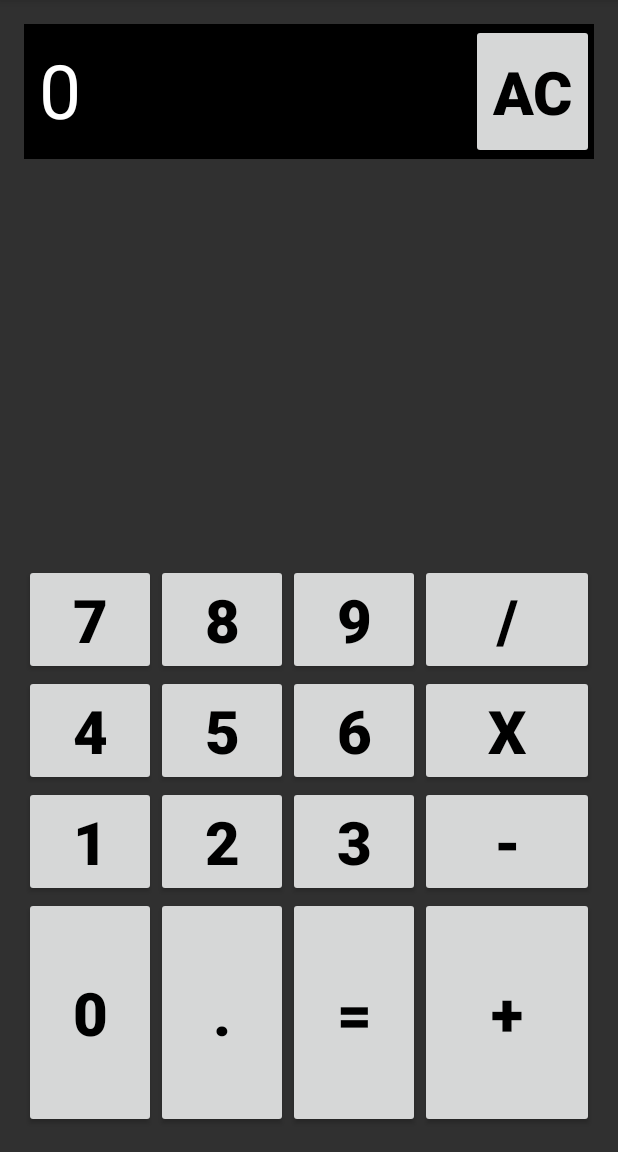
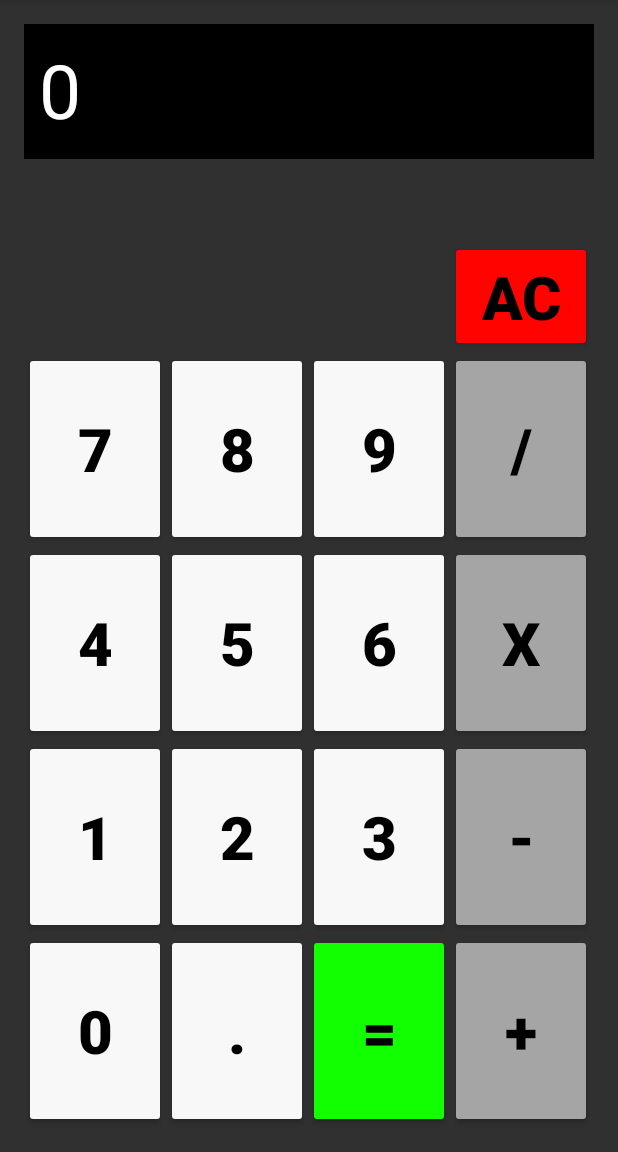
Before and after one commit to alexandergknoll/calc-pro, an Android app: the screen it shows after launch (MainActivity), on a phone screen of 412 x 824 dp, the part 84-1236 px from its top. Run offline under Robolectric (Android 15) with nearby library versions, the phone set to English and light mode, and no system bars.

Commit message:
MVP solution

```diff
--- a/app/src/main/java/alexandergknoll/com/calcpro/MainActivity.java
+++ b/app/src/main/java/alexandergknoll/com/calcpro/MainActivity.java
@@ -34,12 +34,13 @@ public class MainActivity extends ActionBarActivity {
     public void calcPressNum(View v) {
         CharSequence firstVal = view.getText();
         CharSequence secondVal = ((Button)v).getText();
-        if (operatorPressed == true) {
+        if (operatorPressed == true || (firstVal.toString().equals("0"))) {
             view.setText(secondVal.toString());
-        } else {
+            operatorPressed = false;
+        } else if (!(secondVal.toString().equals("0") && (firstVal.toString().equals("0")))) {
             view.setText(firstVal.toString().concat(secondVal.toString()));
+            operatorPressed = false;
         }
-        operatorPressed = false;
     }
 
     public void calcPressDecimal(View v) {
@@ -63,7 +64,11 @@ public class MainActivity extends ActionBarActivity {
         } else if (lastOperator.equals("X")) {
             storedVal = storedVal * currentVal;
         } else if (lastOperator.equals("/")) {
-            storedVal = storedVal / currentVal;
+            if (currentVal == Float.parseFloat("0")) {
+                storedVal = Float.parseFloat("0");
+            } else {
+                storedVal = storedVal / currentVal;
+            }
         } else {
             storedVal = currentVal;
         }
--- a/app/src/main/res/layout/activity_main.xml
+++ b/app/src/main/res/layout/activity_main.xml
@@ -20,248 +20,270 @@
         android:textColor="#ffffffff"
         android:textAlignment="viewEnd" />
 
-    <Button
-        android:layout_width="82dp"
-        android:layout_height="82dp"
-        android:text="AC"
-        android:id="@+id/calcAC"
-        android:layout_gravity="bottom|left|right|top"
-        android:textSize="40dp"
-        android:textColor="#ff000000"
-        android:layout_row="0"
-        android:layout_column="0"
-        android:textStyle="bold"
-        android:clickable="true"
-        android:layout_alignParentTop="true"
-        android:layout_alignRight="@+id/textView"
-        android:layout_alignEnd="@+id/textView"
-        android:layout_alignBottom="@+id/textView"
-        android:onClick="calcReset" />
+    <TableLayout
+        android:id="@+id/TableLayout01"
+        android:layout_width="fill_parent"
+        android:layout_height="fill_parent"
+        android:stretchColumns="*"
+        android:layout_gravity="fill_vertical"
+        android:paddingTop="90dp" >
 
-    <GridLayout
-        android:layout_width="match_parent"
-        android:layout_height="376dp"
-        android:columnCount="5"
-        android:rowCount="5"
-        android:layout_gravity="bottom|center_horizontal"
-        android:orientation="horizontal"
-        android:id="@+id/calc"
-        android:layout_alignParentBottom="true">
+        <TableRow android:layout_gravity="bottom"
+            android:layout_weight="1"
+            android:layout_height="0dp"
+            android:layout_width="fill_parent">
 
-        <Button
-            android:layout_width="wrap_content"
-            android:layout_height="wrap_content"
-            android:text="7"
-            android:id="@+id/calc7"
-            android:layout_gravity="bottom|left|right|top"
-            android:textSize="40dp"
-            android:textColor="#ff000000"
-            android:layout_row="0"
-            android:layout_column="0"
-            android:textStyle="bold"
-            android:clickable="true"
-            android:onClick="calcPressNum" />
+            <Button
+                android:layout_height="wrap_content"
+                android:layout_column="3"
+                android:text="AC"
+                android:id="@+id/calcAC"
+                android:layout_gravity="bottom"
+                android:textSize="40dp"
+                android:textColor="#ff000000"
+                android:textStyle="bold"
+                android:clickable="true"
+                android:onClick="calcReset"
+                android:backgroundTint="#ffff0300" />
 
-        <Button
-            android:layout_width="wrap_content"
-            android:layout_height="wrap_content"
-            android:text="8"
-            android:id="@+id/calc8"
-            android:layout_gravity="bottom|left|right|top"
-            android:textSize="40dp"
-            android:textColor="#ff000000"
-            android:layout_row="0"
-            android:layout_column="1"
-            android:textStyle="bold"
-            android:onClick="calcPressNum" />
+        </TableRow>
 
-        <Button
-            android:layout_width="wrap_content"
-            android:layout_height="wrap_content"
-            android:text="9"
-            android:id="@+id/calc9"
-            android:layout_gravity="bottom|left|right|top"
-            android:textSize="40dp"
-            android:textColor="#ff000000"
-            android:layout_row="0"
-            android:layout_column="2"
-            android:textStyle="bold"
-            android:onClick="calcPressNum" />
+        <TableRow android:layout_gravity="bottom"
+            android:layout_weight="1"
+            android:layout_height="0dp"
+            android:layout_width="fill_parent">
 
-        <Button
-            android:layout_width="wrap_content"
-            android:layout_height="wrap_content"
-            android:text="/"
-            android:id="@+id/calcDivide"
-            android:layout_gravity="bottom|left|right|top"
-            android:textSize="40dp"
-            android:layout_row="0"
-            android:layout_column="4"
-            android:textStyle="bold"
-            android:textColor="#ff000000"
-            android:clickable="true"
-            android:onClick="calcOperator" />
+            <Button
+                android:id="@+id/calc7"
+                android:layout_height="match_parent"
+                android:layout_column="0"
+                android:text="7"
+                android:layout_gravity="bottom"
+                android:textSize="40dp"
+                android:textColor="#ff000000"
+                android:textStyle="bold"
+                android:clickable="true"
+                android:onClick="calcPressNum"
+                android:backgroundTint="#fff8f8f8" />
 
-        <Button
-            android:layout_width="wrap_content"
-            android:layout_height="wrap_content"
-            android:text="4"
-            android:id="@+id/calc4"
-            android:layout_gravity="bottom|left|right|top"
-            android:textSize="40dp"
-            android:textColor="#ff000000"
-            android:layout_row="1"
-            android:layout_column="0"
-            android:textStyle="bold"
-            android:onClick="calcPressNum" />
+            <Button
+                android:id="@+id/calc8"
+                android:layout_height="match_parent"
+                android:layout_column="1"
+                android:text="8"
+                android:layout_gravity="bottom"
+                android:textSize="40dp"
+                android:textColor="#ff000000"
+                android:textStyle="bold"
+                android:clickable="true"
+                android:onClick="calcPressNum"
+                android:backgroundTint="#fff8f8f8" />
 
-        <Button
-            android:layout_width="wrap_content"
-            android:layout_height="wrap_content"
-            android:text="5"
-            android:id="@+id/calc5"
-            android:layout_gravity="bottom|left|right|top"
-            android:textSize="40dp"
-            android:textColor="#ff000000"
-            android:layout_row="1"
-            android:layout_column="1"
-            android:textStyle="bold"
-            android:onClick="calcPressNum" />
+            <Button
+                android:id="@+id/calc9"
+                android:layout_height="match_parent"
+                android:layout_column="2"
+                android:text="9"
+                android:layout_gravity="bottom"
+                android:textSize="40dp"
+                android:textColor="#ff000000"
+                android:textStyle="bold"
+                android:clickable="true"
+                android:onClick="calcPressNum"
+                android:backgroundTint="#fff8f8f8" />
 
-        <Button
-            android:layout_width="wrap_content"
-            android:layout_height="wrap_content"
-            android:text="6"
-            android:id="@+id/calc6"
-            android:layout_gravity="bottom|left|right|top"
-            android:textSize="40dp"
-            android:textColor="#ff000000"
-            android:layout_row="1"
-            android:layout_column="2"
-            android:textStyle="bold"
-            android:onClick="calcPressNum" />
+            <Button
+                android:id="@+id/calcDivide"
+                android:layout_height="match_parent"
+                android:layout_column="3"
+                android:text="/"
+                android:layout_gravity="bottom"
+                android:textSize="40dp"
+                android:textColor="#ff000000"
+                android:textStyle="bold"
+                android:clickable="true"
+                android:onClick="calcOperator"
+                android:backgroundTint="#ffa5a5a5" />
 
-        <Button
-            android:layout_width="wrap_content"
-            android:layout_height="wrap_content"
-            android:text="X"
-            android:id="@+id/calcMultiply"
-            android:layout_gravity="bottom|left|right|top"
-            android:textSize="40dp"
-            android:layout_row="1"
-            android:layout_column="4"
-            android:textStyle="bold"
-            android:textColor="#ff000000"
-            android:clickable="true"
-            android:onClick="calcOperator" />
+        </TableRow>
 
-        <Button
-            android:layout_width="wrap_content"
-            android:layout_height="wrap_content"
-            android:text="1"
-            android:id="@+id/calc1"
-            android:layout_gravity="bottom|left|right|top"
-            android:textSize="40dp"
-            android:textColor="#ff000000"
-            android:layout_row="3"
-            android:layout_column="0"
-            android:textStyle="bold"
-            android:onClick="calcPressNum" />
+        <TableRow android:layout_gravity="bottom"
+            android:layout_weight="1"
+            android:layout_height="0dp"
+            android:layout_width="fill_parent">
 
-        <Button
-            android:layout_width="wrap_content"
-            android:layout_height="wrap_content"
-            android:text="2"
-            android:id="@+id/calc2"
-            android:layout_gravity="bottom|left|right|top"
-            android:textSize="40dp"
-            android:textColor="#ff000000"
-            android:layout_row="3"
-            android:layout_column="1"
-            android:textStyle="bold"
-            android:onClick="calcPressNum" />
+            <Button
+                android:id="@+id/calc4"
+                android:layout_height="match_parent"
+                android:layout_column="0"
+                android:text="4"
+                android:layout_gravity="bottom"
+                android:textSize="40dp"
+                android:textColor="#ff000000"
+                android:textStyle="bold"
+                android:clickable="true"
+                android:onClick="calcPressNum"
+                android:backgroundTint="#fff8f8f8" />
 
-        <Button
-            android:layout_width="wrap_content"
-            android:layout_height="wrap_content"
-            android:text="3"
-            android:id="@+id/calc3"
-            android:layout_gravity="bottom|left|right|top"
-            android:textSize="40dp"
-            android:textColor="#ff000000"
-            android:layout_row="3"
-            android:layout_column="2"
-            android:textStyle="bold"
-            android:onClick="calcPressNum" />
+            <Button
+                android:id="@+id/calc5"
+                android:layout_height="match_parent"
+                android:layout_column="1"
+                android:text="5"
+                android:layout_gravity="bottom"
+                android:textSize="40dp"
+                android:textColor="#ff000000"
+                android:textStyle="bold"
+                android:clickable="true"
+                android:onClick="calcPressNum"
+                android:backgroundTint="#fff8f8f8" />
 
-        <Button
-            android:layout_width="wrap_content"
-            android:layout_height="wrap_content"
-            android:text="-"
-            android:id="@+id/calcSubtract"
-            android:layout_gravity="bottom|left|right|top"
-            android:textSize="40dp"
-            android:layout_row="3"
-            android:layout_column="4"
-            android:textStyle="bold"
-            android:textColor="#ff000000"
-            android:clickable="true"
-            android:onClick="calcOperator" />
+            <Button
+                android:id="@+id/calc6"
+                android:layout_height="match_parent"
+                android:layout_column="2"
+                android:text="6"
+                android:layout_gravity="bottom"
+                android:textSize="40dp"
+                android:textColor="#ff000000"
+                android:textStyle="bold"
+                android:clickable="true"
+                android:onClick="calcPressNum"
+                android:backgroundTint="#fff8f8f8" />
 
-        <Button
-            android:layout_width="wrap_content"
-            android:layout_height="wrap_content"
-            android:text="0"
-            android:id="@+id/calc0"
-            android:layout_gravity="bottom|left|right|top"
-            android:textSize="40dp"
-            android:textColor="#ff000000"
-            android:layout_row="4"
-            android:layout_column="0"
-            android:textStyle="bold"
-            android:onClick="calcPressNum" />
+            <Button
+                android:id="@+id/calcMultiply"
+                android:layout_height="match_parent"
+                android:layout_column="3"
+                android:text="X"
+                android:layout_gravity="bottom"
+                android:textSize="40dp"
+                android:textColor="#ff000000"
+                android:textStyle="bold"
+                android:clickable="true"
+                android:onClick="calcOperator"
+                android:backgroundTint="#ffa5a5a5" />
 
-        <Button
-            android:layout_width="wrap_content"
-            android:layout_height="wrap_content"
-            android:text="."
-            android:id="@+id/calcPoint"
-            android:layout_gravity="bottom|left|right|top"
-            android:textSize="40dp"
-            android:textColor="#ff000000"
-            android:layout_row="4"
-            android:layout_column="1"
-            android:textStyle="bold"
-            android:onClick="calcPressDecimal" />
+        </TableRow>
 
-        <Button
-            android:layout_width="wrap_content"
-            android:layout_height="wrap_content"
-            android:text="="
-            android:id="@+id/calcEquals"
-            android:layout_gravity="bottom|left|right|top"
-            android:textSize="40dp"
-            android:layout_row="4"
-            android:layout_column="2"
-            android:textColor="#ff000000"
-            android:textStyle="bold"
-            android:clickable="true"
-            android:onClick="calcOperator" />
+        <TableRow android:layout_gravity="bottom"
+            android:layout_weight="1"
+            android:layout_height="0dp"
+            android:layout_width="fill_parent">
 
-        <Button
-            android:layout_width="wrap_content"
-            android:layout_height="wrap_content"
-            android:text="+"
-            android:id="@+id/calcPlus"
-            android:layout_gravity="bottom|left|right|top"
-            android:textSize="40dp"
-            android:layout_row="4"
-            android:layout_column="4"
-            android:textStyle="bold"
-            android:textColor="#ff000000"
-            android:clickable="true"
-            android:onClick="calcOperator" />
+            <Button
+                android:id="@+id/calc1"
+                android:layout_height="match_parent"
+                android:layout_column="0"
+                android:text="1"
+                android:layout_gravity="bottom"
+                android:textSize="40dp"
+                android:textColor="#ff000000"
+                android:textStyle="bold"
+                android:clickable="true"
+                android:onClick="calcPressNum"
+                android:backgroundTint="#fff8f8f8" />
 
-    </GridLayout>
+            <Button
+                android:id="@+id/calc2"
+                android:layout_height="match_parent"
+                android:layout_column="1"
+                android:text="2"
+                android:layout_gravity="bottom"
+                android:textSize="40dp"
+                android:textColor="#ff000000"
+                android:textStyle="bold"
+                android:clickable="true"
+                android:onClick="calcPressNum"
+                android:backgroundTint="#fff8f8f8" />
+
+            <Button
+                android:id="@+id/calc3"
+                android:layout_height="match_parent"
+                android:layout_column="2"
+                android:text="3"
+                android:layout_gravity="bottom"
+                android:textSize="40dp"
+                android:textColor="#ff000000"
+                android:textStyle="bold"
+                android:clickable="true"
+                android:onClick="calcPressNum"
+                android:backgroundTint="#fff8f8f8" />
+
+            <Button
+                android:id="@+id/calcSubtract"
+                android:layout_height="match_parent"
+                android:layout_column="3"
+                android:text="-"
+                android:layout_gravity="bottom"
+                android:textSize="40dp"
+                android:textColor="#ff000000"
+                android:textStyle="bold"
+                android:clickable="true"
+                android:onClick="calcOperator"
+                android:backgroundTint="#ffa5a5a5" />
+
+        </TableRow>
+
+        <TableRow android:layout_gravity="bottom"
+            android:layout_weight="1"
+            android:layout_height="0dp"
+            android:layout_width="fill_parent">
+
+            <Button
+                android:id="@+id/calc0"
+                android:layout_height="match_parent"
+                android:layout_column="0"
+                android:text="0"
+                android:layout_gravity="bottom"
+                android:textSize="40dp"
+                android:textColor="#ff000000"
+                android:textStyle="bold"
+                android:clickable="true"
+                android:onClick="calcPressNum"
+                android:backgroundTint="#fff8f8f8" />
+
+            <Button
+                android:id="@+id/calcDecimal"
+                android:layout_height="match_parent"
+                android:layout_column="1"
+                android:text="."
+                android:layout_gravity="bottom"
+                android:textSize="40dp"
+                android:textColor="#ff000000"
+                android:textStyle="bold"
+                android:clickable="true"
+                android:onClick="calcPressDecimal"
+                android:backgroundTint="#fff8f8f8" />
+
+            <Button
+                android:id="@+id/calcEquals"
+                android:layout_height="match_parent"
+                android:layout_column="2"
+                android:text="="
+                android:layout_gravity="bottom"
+                android:textSize="40dp"
+                android:textColor="#ff000000"
+                android:textStyle="bold"
+                android:clickable="true"
+                android:onClick="calcOperator"
+                android:backgroundTint="#ff11ff00" />
+
+            <Button
+                android:id="@+id/calcPlus"
+                android:layout_height="match_parent"
+                android:layout_column="3"
+                android:text="+"
+                android:layout_gravity="bottom"
+                android:textSize="40dp"
+                android:textColor="#ff000000"
+                android:textStyle="bold"
+                android:clickable="true"
+                android:onClick="calcOperator"
+                android:backgroundTint="#ffa5a5a5" />
+
+        </TableRow>
+
+    </TableLayout>
 
 </RelativeLayout>
```
